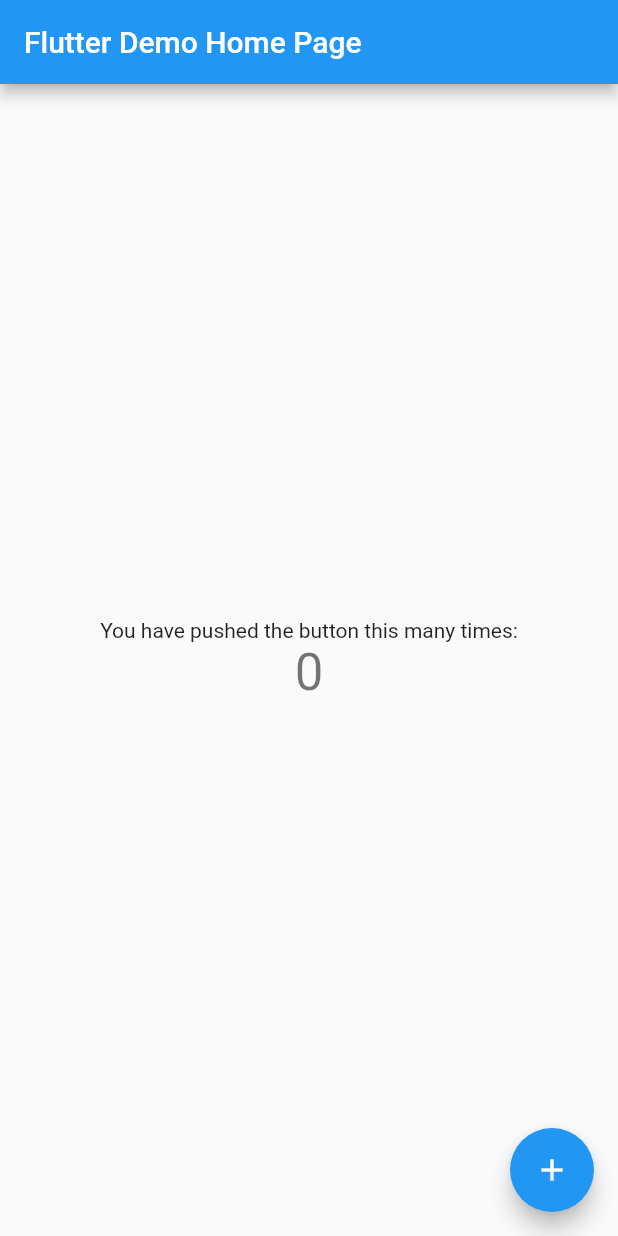
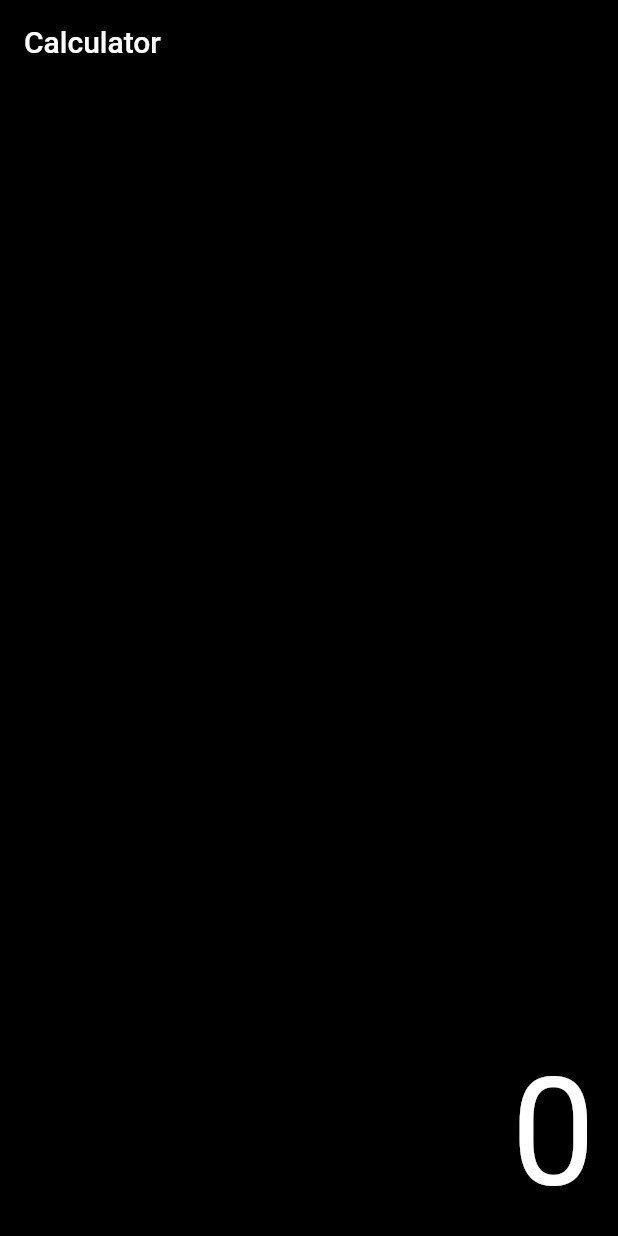
Before and after one commit to alanpugachev/simple_calculator, a Flutter app: the screen it shows after launch, on a phone screen of 412 x 824 dp. Run offline on Flutter 3.47's test engine with Material 2 defaults, Android fonts, the phone set to English and light mode, and no system bars.

Commit message:
Add Home class and change main class

```diff
--- /dev/null
+++ b/lib/Home.dart
@@ -0,0 +1,40 @@
+import 'package:flutter/material.dart';
+
+class Home extends StatefulWidget {
+  const Home({Key? key}) : super(key: key);
+
+  @override
+  State<Home> createState() => _HomeState();
+}
+
+class _HomeState extends State<Home> {
+  @override
+  Widget build(BuildContext context) {
+    return Scaffold(
+      backgroundColor: Colors.black,
+      appBar: AppBar(title: Text('Calculator'), backgroundColor: Colors.black,),
+      body: Padding(
+        padding: EdgeInsets.symmetric(horizontal: 5),
+        child: Column(
+          mainAxisAlignment: MainAxisAlignment.end,
+          children: [
+            Row(
+              mainAxisAlignment: MainAxisAlignment.end,
+              children: [
+                Padding(padding: EdgeInsets.all(10.0),
+                  child: Text('0',
+                    textAlign: TextAlign.left,
+                    style: TextStyle(
+                      color: Colors.white,
+                      fontSize: 100,
+                    ),
+                  ),
+                ),
+              ],
+            )
+          ],
+        ),
+      ),
+    );
+  }
+}
--- a/lib/main.dart
+++ b/lib/main.dart
@@ -1,115 +1,9 @@
 import 'package:flutter/material.dart';
+import 'package:simple_calculator/Home.dart';
 
-void main() {
-  runApp(const MyApp());
-}
-
-class MyApp extends StatelessWidget {
-  const MyApp({Key? key}) : super(key: key);
-
-  // This widget is the root of your application.
-  @override
-  Widget build(BuildContext context) {
-    return MaterialApp(
-      title: 'Flutter Demo',
-      theme: ThemeData(
-        // This is the theme of your application.
-        //
-        // Try running your application with "flutter run". You'll see the
-        // application has a blue toolbar. Then, without quitting the app, try
-        // changing the primarySwatch below to Colors.green and then invoke
-        // "hot reload" (press "r" in the console where you ran "flutter run",
-        // or simply save your changes to "hot reload" in a Flutter IDE).
-        // Notice that the counter didn't reset back to zero; the application
-        // is not restarted.
-        primarySwatch: Colors.blue,
-      ),
-      home: const MyHomePage(title: 'Flutter Demo Home Page'),
-    );
-  }
-}
-
-class MyHomePage extends StatefulWidget {
-  const MyHomePage({Key? key, required this.title}) : super(key: key);
-
-  // This widget is the home page of your application. It is stateful, meaning
-  // that it has a State object (defined below) that contains fields that affect
-  // how it looks.
-
-  // This class is the configuration for the state. It holds the values (in this
-  // case the title) provided by the parent (in this case the App widget) and
-  // used by the build method of the State. Fields in a Widget subclass are
-  // always marked "final".
-
-  final String title;
-
-  @override
-  State<MyHomePage> createState() => _MyHomePageState();
-}
-
-class _MyHomePageState extends State<MyHomePage> {
-  int _counter = 0;
-
-  void _incrementCounter() {
-    setState(() {
-      // This call to setState tells the Flutter framework that something has
-      // changed in this State, which causes it to rerun the build method below
-      // so that the display can reflect the updated values. If we changed
-      // _counter without calling setState(), then the build method would not be
-      // called again, and so nothing would appear to happen.
-      _counter++;
-    });
-  }
-
-  @override
-  Widget build(BuildContext context) {
-    // This method is rerun every time setState is called, for instance as done
-    // by the _incrementCounter method above.
-    //
-    // The Flutter framework has been optimized to make rerunning build methods
-    // fast, so that you can just rebuild anything that needs updating rather
-    // than having to individually change instances of widgets.
-    return Scaffold(
-      appBar: AppBar(
-        // Here we take the value from the MyHomePage object that was created by
-        // the App.build method, and use it to set our appbar title.
-        title: Text(widget.title),
-      ),
-      body: Center(
-        // Center is a layout widget. It takes a single child and positions it
-        // in the middle of the parent.
-        child: Column(
-          // Column is also a layout widget. It takes a list of children and
-          // arranges them vertically. By default, it sizes itself to fit its
-          // children horizontally, and tries to be as tall as its parent.
-          //
-          // Invoke "debug painting" (press "p" in the console, choose the
-          // "Toggle Debug Paint" action from the Flutter Inspector in Android
-          // Studio, or the "Toggle Debug Paint" command in Visual Studio Code)
-          // to see the wireframe for each widget.
-          //
-          // Column has various properties to control how it sizes itself and
-          // how it positions its children. Here we use mainAxisAlignment to
-          // center the children vertically; the main axis here is the vertical
-          // axis because Columns are vertical (the cross axis would be
-          // horizontal).
-          mainAxisAlignment: MainAxisAlignment.center,
-          children: <Widget>[
-            const Text(
-              'You have pushed the button this many times:',
-            ),
-            Text(
-              '$_counter',
-              style: Theme.of(context).textTheme.headline4,
-            ),
-          ],
-        ),
-      ),
-      floatingActionButton: FloatingActionButton(
-        onPressed: _incrementCounter,
-        tooltip: 'Increment',
-        child: const Icon(Icons.add),
-      ), // This trailing comma makes auto-formatting nicer for build methods.
-    );
-  }
-}
+void main() => runApp(
+  MaterialApp(
+    debugShowCheckedModeBanner: false,
+    home: Home(),
+  )
+);
```
Also changed, not shown: 1 other file.
